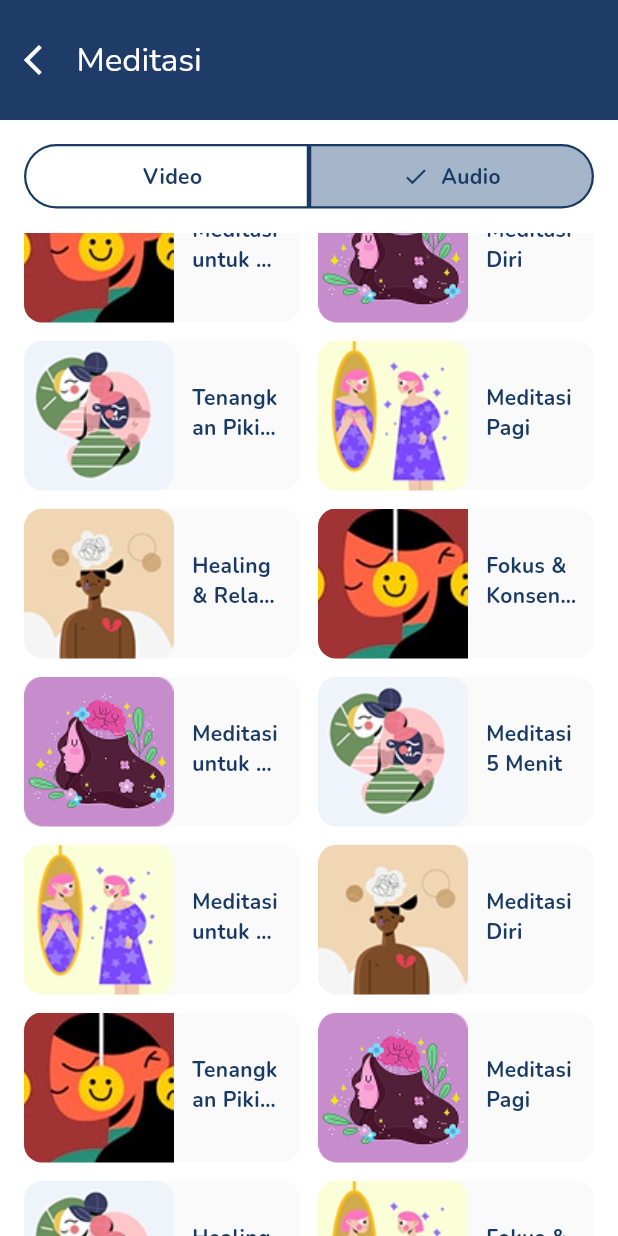
After one commit to rizqiaditya222/raion_intern_15, a Flutter app: the MeditasiScreen screen opened by its route, scrolled down 330 dp, after a tap on "Audio", on a phone screen of 412 x 824 dp. The commit adds this screen. Run offline on Flutter 3.47's test engine with Material 3 defaults, Android fonts, the phone set to English and light mode, and no system bars; our stand-ins replace cloud_firestore, firebase_auth, firebase_core, firebase_database, get_it, google_fonts; accounts and stored records are empty.

Commit message:
add meditasi screen

```diff
--- a/lib/features/presentation/screens/jurnal_screen/jurnalvoice.dart
+++ b/lib/features/presentation/screens/jurnal_screen/jurnalvoice.dart
@@ -1,5 +1,6 @@
 import 'package:flutter/material.dart';
 import 'package:provider/provider.dart';
+import 'package:raion_intern_15/assets/color.dart';
 import 'package:raion_intern_15/features/presentation/screens/jurnal_screen/jurnal_manager.dart';
 
 class Jurnalvoice extends StatefulWidget {
@@ -109,9 +110,13 @@ class _JurnalvoiceState extends State<Jurnalvoice> {
                   // Waveform visualization
                   Container(
                     margin: const EdgeInsets.symmetric(horizontal: 20),
-                    height: 100,
+                    height: 150,
                     decoration: BoxDecoration(
-                      border: Border.all(color: Colors.grey.shade300),
+                      border: Border.all(
+                        color: _isRecording
+                            ? Color(0xFF193A63)
+                            : Colors.blue.shade200,
+                      ),
                       borderRadius: BorderRadius.circular(10),
                     ),
                     child: Row(
@@ -120,9 +125,11 @@ class _JurnalvoiceState extends State<Jurnalvoice> {
                         _waveformData.length,
                         (index) => Container(
                           width: 10,
-                          height: 60 * _waveformData[index],
+                          height: 100 * _waveformData[index],
                           decoration: BoxDecoration(
-                            color: Colors.blue.shade200,
+                            color: _isRecording
+                                ? primary[90]
+                                : Colors.blue.shade200,
                             borderRadius: BorderRadius.circular(5),
                           ),
                         ),
--- /dev/null
+++ b/lib/features/presentation/screens/meditasi_screen/audio_screen.dart
@@ -0,0 +1,27 @@
+import 'package:flutter/material.dart';
+
+class AudioScreen extends StatefulWidget {
+  const AudioScreen({super.key});
+
+  @override
+  State<AudioScreen> createState() => _AudioScreenState();
+}
+
+class _AudioScreenState extends State<AudioScreen> {
+  @override
+  Widget build(BuildContext context) {
+    return Scaffold(
+      body: GestureDetector(
+        onTap: () {
+          Navigator.pop(context);
+        },
+        child: SizedBox.expand(
+          child: Image.asset(
+            'lib/assets/images/meditasi/audio_image/audio_screen.png',
+            fit: BoxFit.fill,
+          ),
+        ),
+      ),
+    );
+  }
+}
--- /dev/null
+++ b/lib/features/presentation/screens/meditasi_screen/meditasi_screen.dart
@@ -0,0 +1,573 @@
+import 'package:flutter/material.dart';
+import 'package:raion_intern_15/assets/color.dart';
+
+class MeditasiScreen extends StatefulWidget {
+  const MeditasiScreen({super.key});
+
+  @override
+  State<MeditasiScreen> createState() => _MeditasiScreenState();
+}
+
+class _MeditasiScreenState extends State<MeditasiScreen> {
+  bool isVideoSelected = true;
+
+  @override
+  Widget build(BuildContext context) {
+    return Scaffold(
+      appBar: AppBar(
+        title: const Text(
+          'Meditasi',
+          style: TextStyle(
+            color: Colors.white,
+            fontFamily: "Nunito",
+          ),
+        ),
+        leading: IconButton(
+          icon: const Icon(Icons.arrow_back_ios, color: Colors.white),
+          onPressed: () {
+            Navigator.pop(context);
+          },
+        ),
+        backgroundColor: primary[90],
+        elevation: 2,
+        toolbarHeight: 80,
+        titleSpacing: -5,
+      ),
+      body: Column(
+        children: [
+          //segmented button
+          Padding(
+            padding: const EdgeInsets.all(16.0),
+            child: Container(
+              decoration: BoxDecoration(
+                color: Colors.white,
+                borderRadius: BorderRadius.circular(30),
+              ),
+              child: Row(
+                children: [
+                  Expanded(
+                    child: GestureDetector(
+                      onTap: () {
+                        setState(() {
+                          isVideoSelected = true;
+                        });
+                      },
+                      child: Container(
+                        padding: const EdgeInsets.symmetric(vertical: 10),
+                        decoration: BoxDecoration(
+                          color: isVideoSelected ? primary[10] : Colors.white,
+                          borderRadius: const BorderRadius.only(
+                            bottomLeft: Radius.circular(30),
+                            topLeft: Radius.circular(30),
+                          ),
+                          border: Border.all(
+                            color: const Color(0xFF193A63),
+                            width: 1.5,
+                          ),
+                        ),
+                        child: Row(
+                          mainAxisAlignment: MainAxisAlignment.center,
+                          children: [
+                            if (isVideoSelected) // Menampilkan icon centang jika dipilih
+                              const Icon(Icons.check,
+                                  color: Color(0xFF193A63), size: 18),
+                            const SizedBox(width: 8),
+                            Text(
+                              'Video',
+                              style: TextStyle(
+                                color: primary[90],
+                                fontWeight: FontWeight.bold,
+                                fontFamily: "Nunito",
+                              ),
+                            ),
+                          ],
+                        ),
+                      ),
+                    ),
+                  ),
+                  Expanded(
+                    child: GestureDetector(
+                      onTap: () {
+                        setState(() {
+                          isVideoSelected = false;
+                        });
+                      },
+                      child: Container(
+                        padding: const EdgeInsets.symmetric(vertical: 10),
+                        decoration: BoxDecoration(
+                          color: !isVideoSelected ? primary[10] : Colors.white,
+                          borderRadius: const BorderRadius.only(
+                            bottomRight: Radius.circular(30),
+                            topRight: Radius.circular(30),
+                          ),
+                          border: Border.all(
+                            color: const Color(0xFF193A63),
+                            width: 1.5,
+                          ),
+                        ),
+                        child: Row(
+                          mainAxisAlignment: MainAxisAlignment.center,
+                          children: [
+                            if (!isVideoSelected) // Menampilkan icon centang jika Audio dipilih
+                              const Icon(Icons.check,
+                                  color: Color(0xFF193A63), size: 18),
+                            const SizedBox(width: 8),
+                            Text(
+                              'Audio',
+                              style: TextStyle(
+                                color: primary[90],
+                                fontWeight: FontWeight.bold,
+                                fontFamily: "Nunito",
+                              ),
+                            ),
+                          ],
+                        ),
+                      ),
+                    ),
+                  ),
+                ],
+              ),
+            ),
+          ),
+          //content
+          Expanded(
+            child: GestureDetector(
+              onTap: () {
+                if (isVideoSelected) {
+                  // Navigasi ke halaman khusus Video
+                  Navigator.pushNamed(context, '/video');
+                } else {
+                  // Navigasi ke halaman khusus Audio
+                  Navigator.pushNamed(context, '/audio');
+                }
+              },
+              child:
+                  isVideoSelected ? _buildVideoContent() : _buildAudioContent(),
+            ),
+          ),
+        ],
+      ),
+    );
+  }
+
+  Widget _buildVideoContent() {
+    return SingleChildScrollView(
+      child: Padding(
+        padding: const EdgeInsets.all(16.0),
+        child: Column(
+          crossAxisAlignment: CrossAxisAlignment.start,
+          children: [
+            Text(
+              'Relaksasi',
+              style: TextStyle(
+                fontSize: 16,
+                fontWeight: FontWeight.bold,
+                fontFamily: "Nunito",
+                color: Colors.black,
+              ),
+            ),
+            const SizedBox(height: 12),
+            _buildVideoRow([
+              {
+                'image': 'lib/assets/images/meditasi/video_image/video1.png',
+                'title': 'Meditasi untuk anxiety'
+              },
+              {
+                'image': 'lib/assets/images/meditasi/video_image/video2.png',
+                'title': 'Bersihkan Pikiran Negatif'
+              },
+            ]),
+            const SizedBox(height: 24),
+            Text(
+              'Pilihan Terbaik untuk Kamu',
+              style: const TextStyle(
+                fontSize: 16,
+                fontWeight: FontWeight.bold,
+                fontFamily: "Nunito",
+                color: Colors.black,
+              ),
+            ),
+            const SizedBox(height: 12),
+            _buildVideoPlayerItem(
+              'lib/assets/images/meditasi/video_image/video3.png',
+              'Meditasi untuk anxiety',
+            ),
+            const SizedBox(height: 24),
+            Text(
+              'Mental Positif',
+              style: TextStyle(
+                fontSize: 16,
+                fontWeight: FontWeight.bold,
+                fontFamily: "Nunito",
+                color: Colors.black,
+              ),
+            ),
+            const SizedBox(height: 12),
+            _buildVideoRow([
+              {
+                'image': 'lib/assets/images/meditasi/video_image/video4.png',
+                'title': 'Bebaskan Diri Sekarang'
+              },
+              {
+                'image': 'lib/assets/images/meditasi/video_image/video5.png',
+                'title': 'Harmoni Dalam Diri'
+              },
+            ]),
+            const SizedBox(height: 12),
+            _buildVideoRow([
+              {
+                'image': 'lib/assets/images/meditasi/video_image/video6.png',
+                'title': 'Relaksasi Jiwa Raga'
+              },
+              {
+                'image': 'lib/assets/images/meditasi/video_image/video7.png',
+                'title': 'Berdamai dengan Diri'
+              },
+            ]),
+            const SizedBox(height: 12),
+            _buildVideoRow([
+              {
+                'image': 'lib/assets/images/meditasi/video_image/video8.png',
+                'title': 'Hening & Seimbang'
+              },
+              {
+                'image': 'lib/assets/images/meditasi/video_image/video9.png',
+                'title': 'Meredakan cemas'
+              },
+            ]),
+          ],
+        ),
+      ),
+    );
+  }
+
+  Widget _buildVideoItem(String imageAsset, String title) {
+    return Expanded(
+      child: Column(
+        crossAxisAlignment: CrossAxisAlignment.start,
+        children: [
+          Container(
+            height: 100,
+            width: double.infinity,
+            decoration: BoxDecoration(
+              borderRadius: BorderRadius.circular(12),
+              image: DecorationImage(
+                image: AssetImage(imageAsset),
+                fit: BoxFit.cover,
+              ),
+            ),
+          ),
+          const SizedBox(height: 8),
+          Text(
+            title,
+            style: const TextStyle(
+              fontSize: 14,
+              fontFamily: "Nunito",
+              fontWeight: FontWeight.w700,
+              color: Colors.black,
+            ),
+          ),
+        ],
+      ),
+    );
+  }
+
+  Widget _buildVideoRow(List<Map<String, String>> items) {
+    return Row(
+      crossAxisAlignment: CrossAxisAlignment.start,
+      children: [
+        _buildVideoItem(items[0]['image']!, items[0]['title']!),
+        const SizedBox(width: 12),
+        _buildVideoItem(items[1]['image']!, items[1]['title']!),
+      ],
+    );
+  }
+
+  Widget _buildVideoPlayerItem(String imageAsset, String title) {
+    return Column(
+      crossAxisAlignment: CrossAxisAlignment.start,
+      children: [
+        Container(
+          height: 250,
+          width: double.infinity,
+          decoration: BoxDecoration(
+            borderRadius: BorderRadius.circular(12),
+            image: DecorationImage(
+              image: AssetImage(imageAsset),
+              fit: BoxFit.cover,
+            ),
+          ),
+        ),
+        const SizedBox(height: 8),
+        Text(
+          title,
+          style: const TextStyle(
+            fontSize: 14,
+            fontFamily: "Nunito",
+            fontWeight: FontWeight.w700,
+            color: Colors.black,
+          ),
+        ),
+      ],
+    );
+  }
+
+  Widget _buildAudioContent() {
+    return SingleChildScrollView(
+      child: Padding(
+        padding: const EdgeInsets.all(16.0),
+        child: Column(
+          crossAxisAlignment: CrossAxisAlignment.start,
+          children: [
+            // Featured horizontal scrolling section
+            Text(
+              'Relaksasi',
+              style: TextStyle(
+                fontSize: 16,
+                fontWeight: FontWeight.bold,
+                fontFamily: "Nunito",
+                color: Colors.black,
+              ),
+            ),
+            const SizedBox(height: 12),
+            SizedBox(
+              height: 180,
+              child: ListView.builder(
+                scrollDirection: Axis.horizontal,
+                itemCount: 8,
+                itemBuilder: (context, index) {
+                  // Make the center item larger
+                  double scale = index == 1 ? 1.0 : 0.85;
+                  return Transform.scale(
+                    scale: scale,
+                    child: Container(
+                      width: 260,
+                      margin: const EdgeInsets.symmetric(horizontal: 8),
+                      child: _buildAudioCard(
+                        getMeditationImageAsset(index),
+                        getMeditationTitle(index),
+                      ),
+                    ),
+                  );
+                },
+              ),
+            ),
+            const SizedBox(height: 24),
+
+            // Title for grid section
+            Text(
+              'Relaksasi',
+              style: TextStyle(
+                fontSize: 16,
+                fontWeight: FontWeight.bold,
+                fontFamily: "Nunito",
+                color: Colors.black,
+              ),
+            ),
+            const SizedBox(height: 12),
+
+            // Grid section with image-left, text-right layout
+            ListView.builder(
+              physics: const NeverScrollableScrollPhysics(),
+              shrinkWrap: true,
+              itemCount: 8, // Number of rows
+              itemBuilder: (context, rowIndex) {
+                return Padding(
+                  padding: const EdgeInsets.only(bottom: 12),
+                  child: Row(
+                    children: [
+                      Expanded(
+                        child: _buildAudioItem(
+                          getMeditationImageAsset(rowIndex * 2),
+                          getMeditationTitle(rowIndex * 2),
+                          getColorForIndex(rowIndex * 2),
+                        ),
+                      ),
+                      const SizedBox(width: 12),
+                      Expanded(
+                        child: _buildAudioItem(
+                          getMeditationImageAsset(rowIndex * 2 + 1),
+                          getMeditationTitle(rowIndex * 2 + 1),
+                          getColorForIndex(rowIndex * 2 + 1),
+                        ),
+                      ),
+                    ],
+                  ),
+                );
+              },
+            ),
+          ],
+        ),
+      ),
+    );
+  }
+
+// For the featured cards with overlay text and play button
+  Widget _buildAudioCard(String imageAsset, String title) {
+    return Stack(
+      children: [
+        // Background image
+        ClipRRect(
+          borderRadius: BorderRadius.circular(16),
+          child: Image(
+            image: AssetImage(imageAsset),
+            height: 180,
+            width: double.infinity,
+            fit: BoxFit.cover,
+          ),
+        ),
+
+        // Gradient overlay for better text visibility
+        Container(
+          height: 180,
+          decoration: BoxDecoration(
+            borderRadius: BorderRadius.circular(16),
+            gradient: LinearGradient(
+              begin: Alignment.topCenter,
+              end: Alignment.bottomCenter,
+              colors: [
+                Colors.transparent,
+                Colors.black.withOpacity(0.7),
+              ],
+            ),
+          ),
+        ),
+
+        // Text and play button
+        Positioned(
+          bottom: 0,
+          left: 0,
+          right: 0,
+          child: Padding(
+            padding: const EdgeInsets.all(16.0),
+            child: Row(
+              mainAxisAlignment: MainAxisAlignment.spaceBetween,
+              children: [
+                Expanded(
+                  child: Column(
+                    crossAxisAlignment: CrossAxisAlignment.start,
+                    children: [
+                      Text(
+                        title,
+                        style: const TextStyle(
+                          fontSize: 16,
+                          fontWeight: FontWeight.bold,
+                          color: Colors.white,
+                          fontFamily: "Nunito",
+                        ),
+                        maxLines: 2,
+                        overflow: TextOverflow.ellipsis,
+                      ),
+                      const SizedBox(height: 4),
+                    ],
+                  ),
+                ),
+                Container(
+                  padding: const EdgeInsets.all(8),
+                  decoration: BoxDecoration(
+                    shape: BoxShape.circle,
+                    color: Colors.white.withOpacity(0.2),
+                  ),
+                  child: const Icon(
+                    Icons.play_arrow,
+                    color: Colors.white,
+                    size: 24,
+                  ),
+                ),
+              ],
+            ),
+          ),
+        ),
+      ],
+    );
+  }
+
+// For the grid items with image on left, text on right
+  Widget _buildAudioItem(String imageAsset, String title, Color bgColor) {
+    return Container(
+      height: 100,
+      decoration: BoxDecoration(
+        color: bgColor,
+        borderRadius: BorderRadius.circular(12),
+      ),
+      child: Row(
+        children: [
+          // Left side - Image
+          ClipRRect(
+            borderRadius: const BorderRadius.only(
+              topLeft: Radius.circular(12),
+              bottomLeft: Radius.circular(12),
+            ),
+            child: Image(
+              image: AssetImage(imageAsset),
+              width: 100,
+              height: 100,
+              fit: BoxFit.cover,
+            ),
+          ),
+
+          // Right side - Text content
+          Expanded(
+            child: Padding(
+              padding: const EdgeInsets.all(12.0),
+              child: Column(
+                crossAxisAlignment: CrossAxisAlignment.start,
+                mainAxisAlignment: MainAxisAlignment.center,
+                children: [
+                  Text(
+                    title,
+                    style: TextStyle(
+                      fontSize: 14,
+                      fontWeight: FontWeight.bold,
+                      fontFamily: "Nunito",
+                      color: primary[90],
+                    ),
+                    maxLines: 2,
+                    overflow: TextOverflow.ellipsis,
+                  ),
+                  const SizedBox(height: 4),
+                ],
+              ),
+            ),
+          ),
+        ],
+      ),
+    );
+  }
+
+// Helper methods - updated to return asset paths
+  String getMeditationImageAsset(int index) {
+    List<String> images = [
+      "lib/assets/images/artikel/kesehatan_mental.png",
+      "lib/assets/images/artikel/bantuankecil.png",
+      "lib/assets/images/artikel/bipolar2.png",
+      "lib/assets/images/artikel/kecemasan.png",
+      "lib/assets/images/artikel/bipolar6.png",
+    ];
+    return images[index % images.length];
+  }
+
+  String getMeditationTitle(int index) {
+    List<String> titles = [
+      "Meditasi untuk Tidur",
+      "Meditasi Diri",
+      "Tenangkan Pikiran",
+      "Meditasi Pagi",
+      "Healing & Relaxing",
+      "Fokus & Konsentrasi",
+      "Meditasi untuk Anxiety",
+      "Meditasi 5 Menit",
+    ];
+    return titles[index % titles.length];
+  }
+
+  Color getColorForIndex(int index) {
+    List<Color> colors = [
+      Color(0xFFFAFAFA),
+      Color(0xFFFAFAFA),
+      Color(0xFFFAFAFA),
+      Color(0xFFFAFAFA),
+    ];
+    return colors[index % colors.length];
+  }
+}
--- /dev/null
+++ b/lib/features/presentation/screens/meditasi_screen/video_screen.dart
@@ -0,0 +1,27 @@
+import 'package:flutter/material.dart';
+
+class VideoScreen extends StatefulWidget {
+  const VideoScreen({super.key});
+
+  @override
+  State<VideoScreen> createState() => _VideoScreenState();
+}
+
+class _VideoScreenState extends State<VideoScreen> {
+  @override
+  Widget build(BuildContext context) {
+    return Scaffold(
+      body: GestureDetector(
+        onTap: () {
+          Navigator.pop(context);
+        },
+        child: SizedBox.expand(
+          child: Image.asset(
+            'lib/assets/images/meditasi/video_image/konten_video.png',
+            fit: BoxFit.fill,
+          ),
+        ),
+      ),
+    );
+  }
+}
--- a/lib/main.dart
+++ b/lib/main.dart
@@ -12,6 +12,9 @@ import 'package:raion_intern_15/features/presentation/screens/jurnal_screen/jurn
 import 'package:raion_intern_15/features/presentation/screens/jurnal_screen/jurnalvoice.dart';
 import 'package:raion_intern_15/features/presentation/provider/bottom_navbar.dart';
 import 'package:raion_intern_15/features/presentation/screens/homescreen/main_screen.dart';
+import 'package:raion_intern_15/features/presentation/screens/meditasi_screen/audio_screen.dart';
+import 'package:raion_intern_15/features/presentation/screens/meditasi_screen/meditasi_screen.dart';
+import 'package:raion_intern_15/features/presentation/screens/meditasi_screen/video_screen.dart';
 import 'package:raion_intern_15/features/presentation/screens/mood_screen/mood_screen.dart';
 import 'package:raion_intern_15/features/presentation/screens/onboardingpage.dart';
 import 'package:raion_intern_15/features/presentation/screens/profile.dart';
@@ -111,6 +114,9 @@ class MyApp extends StatelessWidget {
           '/artikelmental': (context) => const ArtikelMental(),
           '/artikelbipolar': (context) => const ArtikelBipolar(),
           '/listartikel': (context) => const ListArtikel(),
+          '/meditasi': (context) => const MeditasiScreen(),
+          '/audio': (context) => const AudioScreen(),
+          '/video': (context) => const VideoScreen(),
         },
       ),
     );
```
Also changed, not shown: pubspec.yaml (+11 -0 lines), lib/assets/images/meditasi/audio_image/audio_screen.png (added), lib/assets/images/meditasi/video_image/konten_video.png (added), lib/assets/images/meditasi/video_image/video1.png (added), lib/assets/images/meditasi/video_image/video2.png (added), lib/assets/images/meditasi/video_image/video3.png (added), lib/assets/images/meditasi/video_image/video4.png (added), lib/assets/images/meditasi/video_image/video5.png (added), lib/assets/images/meditasi/video_image/video6.png (added), lib/assets/images/meditasi/video_image/video7.png (added), lib/assets/images/meditasi/video_image/video8.png (added), lib/assets/images/meditasi/video_image/video9.png (added), 4 other files.
